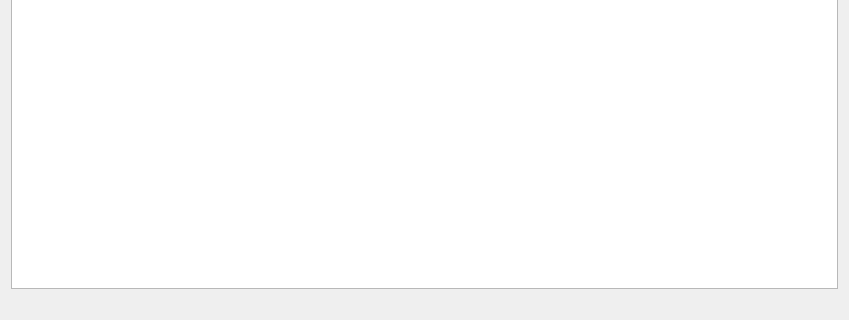
First picture: the form in gui/v1_fct_interrogation_2.ui, repository OliverMineau/JOProject, before the edit; both pictures show x 0 to 849 and y 266 to 586 of the 849 by 586 pixel window.
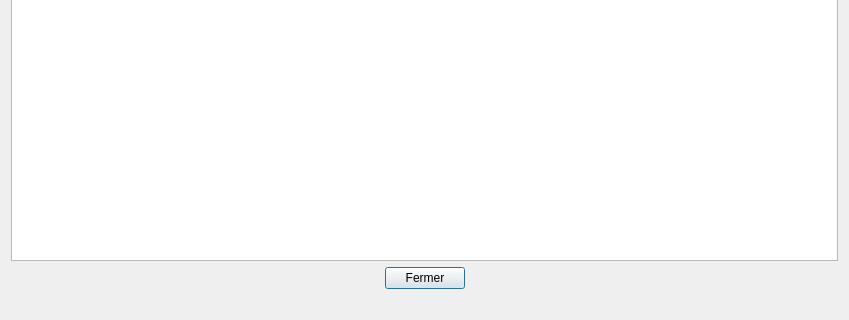
Second picture: the form after the edit.

Commit message: Close buttons

The edit to the form file:
```diff
--- a/gui/v1_fct_interrogation_2.ui
+++ b/gui/v1_fct_interrogation_2.ui
@@ -50,6 +50,43 @@
      </column>
     </widget>
    </item>
+   <item>
+    <layout class="QHBoxLayout" name="horizontalLayout">
+     <item>
+      <spacer name="horizontalSpacer_data_V1">
+       <property name="orientation">
+        <enum>Qt::Horizontal</enum>
+       </property>
+       <property name="sizeHint" stdset="0">
+        <size>
+         <width>40</width>
+         <height>20</height>
+        </size>
+       </property>
+      </spacer>
+     </item>
+     <item>
+      <widget class="QPushButton" name="pushButton_data_V1">
+       <property name="text">
+        <string>Fermer</string>
+       </property>
+      </widget>
+     </item>
+     <item>
+      <spacer name="horizontalSpacer_2_data_V1">
+       <property name="orientation">
+        <enum>Qt::Horizontal</enum>
+       </property>
+       <property name="sizeHint" stdset="0">
+        <size>
+         <width>40</width>
+         <height>20</height>
+        </size>
+       </property>
+      </spacer>
+     </item>
+    </layout>
+   </item>
    <item>
     <widget class="QLabel" name="label_fct_interrogation_2">
      <property name="text">
```
Left out of the diff: 19 changed lines with no effect on the pictures. The commit also changes 3 other files.
